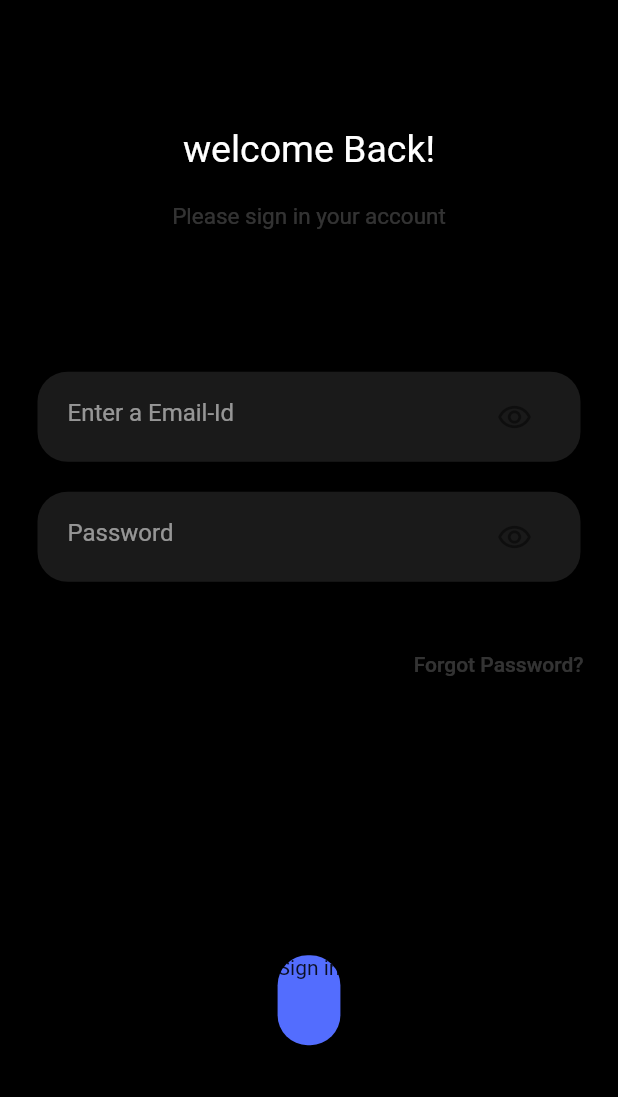
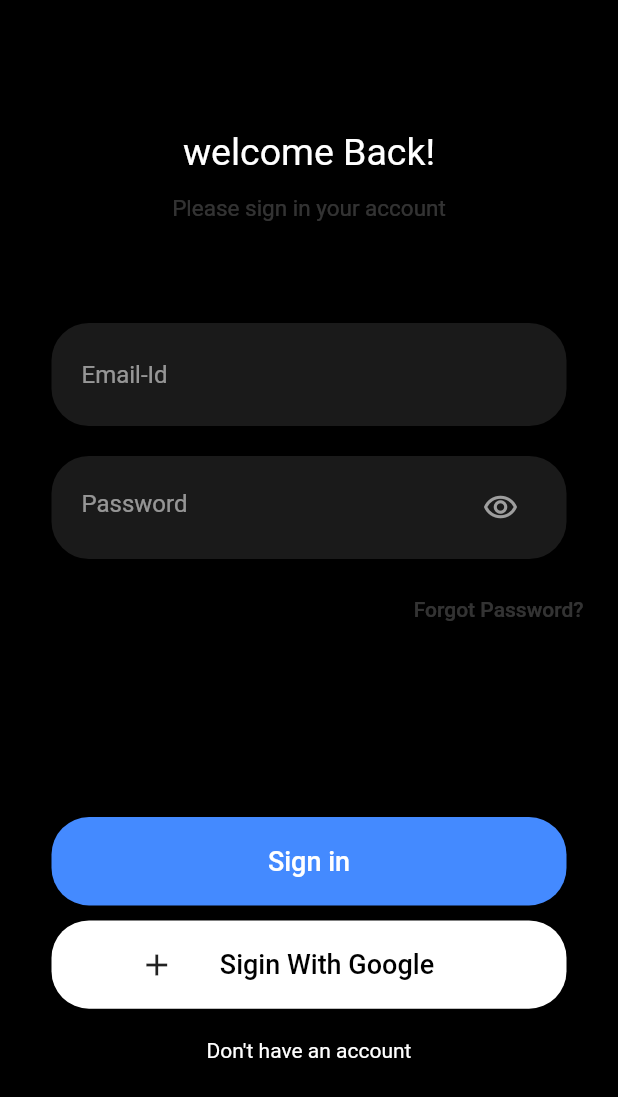
Before and after one commit to hitarthparmar0412/practical, a Flutter app: the LoginPage screen opened directly, on a phone screen of 412 x 824 dp. Shown: the top 1097 px of the screen. Run offline on Flutter 3.47's test engine with Material 2 defaults, Android fonts, the phone set to English and light mode, and no system bars; network calls fail.

Commit message:
login page

```diff
--- a/lib/Screen/login_page.dart
+++ b/lib/Screen/login_page.dart
@@ -2,6 +2,7 @@ import 'package:flutter/material.dart';
 import 'package:flutter/src/foundation/key.dart';
 import 'package:flutter/src/widgets/framework.dart';
 import 'package:flutter/widgets.dart';
+import 'package:technource/widgets/comman_button.dart';
 
 import '../widgets/login_textfield.dart';
 
@@ -18,24 +19,26 @@ class _LoginPageState extends State<LoginPage> {
   @override
   Widget build(BuildContext context) {
     return Scaffold(
-        backgroundColor: Colors.black,
-        body: Padding(
-          padding: const EdgeInsets.symmetric(horizontal: 15),
+      backgroundColor: Colors.black,
+      body: SafeArea(
+        child: Padding(
+          padding: const EdgeInsets.symmetric(horizontal: 15, vertical: 30),
           child: Column(
             crossAxisAlignment: CrossAxisAlignment.center,
             // mainAxisAlignment: MainAxisAlignment.spaceBetween,
             children: [
-              Spacer(
+              const Spacer(
                 flex: 4,
               ),
               const Text(
                 "welcome Back!",
+                textAlign: TextAlign.center,
                 style: TextStyle(
                   fontSize: 25,
                   color: Colors.white,
                 ),
               ),
-              Spacer(
+              const Spacer(
                 flex: 1,
               ),
               Text(
@@ -45,19 +48,20 @@ class _LoginPageState extends State<LoginPage> {
                   color: Colors.white.withOpacity(0.2),
                 ),
               ),
-              Spacer(
+              const Spacer(
                 flex: 4,
               ),
               LoginTextfield(
                 controller: _emailController,
-                hintText: 'Enter a Email-Id',
+                hintText: 'Email-Id',
               ),
               LoginTextfield(
                 controller: _passwordController,
                 hintText: 'Password',
-              ),
-              Spacer(
-                flex: 1,
+                icon: const Icon(
+                  Icons.remove_red_eye_outlined,
+                  color: Colors.grey,
+                ),
               ),
               Align(
                 alignment: Alignment.centerRight,
@@ -69,26 +73,46 @@ class _LoginPageState extends State<LoginPage> {
                   onPressed: () {},
                 ),
               ),
-              Spacer(
+              const Spacer(
                 flex: 8,
               ),
-              Container(
-                child: Text("Sign in"),
-                decoration: BoxDecoration(
-                    borderRadius: BorderRadius.circular(20),
-                    color: Colors.indigoAccent),
-                height: 60,
+              Padding(
+                padding: const EdgeInsets.only(left: 10, right: 10),
+                child: CommanButton(
+                  text: "Sign in",
+                  visible: false,
+                  ontap: () {},
+                ),
               ),
-              Spacer(
+              const SizedBox(
+                height: 10,
+              ),
+              Padding(
+                padding: const EdgeInsets.only(left: 10, right: 10),
+                child: CommanButton(
+                    ontap: () {}, text: "Sigin With Google", visible: true),
+              ),
+              const SizedBox(
+                height: 20,
+              ),
+              const Text(
+                "Don't have an account",
+                style: TextStyle(
+                  color: Colors.white,
+                ),
+              ),
+              const Spacer(
                 flex: 1,
               ),
               Container(),
-              Spacer(flex: 2),
-              Spacer(
+              const Spacer(flex: 2),
+              const Spacer(
                 flex: 3,
               )
             ],
           ),
-        ));
+        ),
+      ),
+    );
   }
 }
--- a/lib/Screen/splash_screen.dart
+++ b/lib/Screen/splash_screen.dart
@@ -1,5 +1,5 @@
-import 'dart:ui';
 import 'package:flutter/material.dart';
+import 'package:technource/Screen/login_page.dart';
 
 class SplashScreen extends StatefulWidget {
   SplashScreen({Key? key}) : super(key: key);
@@ -66,7 +66,10 @@ class _SplashScreenState extends State<SplashScreen> {
                     height: 40,
                   ),
                   GestureDetector(
-                    onTap: () {},
+                    onTap: () {
+                      Navigator.push(context,
+                          MaterialPageRoute(builder: (context) => LoginPage()));
+                    },
                     child: Container(
                       height: MediaQuery.of(context).size.width / 5.5,
                       width: MediaQuery.of(context).size.width / 1.1,
--- /dev/null
+++ b/lib/widgets/comman_button.dart
@@ -0,0 +1,49 @@
+import 'package:flutter/material.dart';
+
+class CommanButton extends StatelessWidget {
+  const CommanButton(
+      {Key? key,
+      required this.text,
+      required this.visible,
+      required this.ontap})
+      : super(key: key);
+  final String text;
+  final bool visible;
+  final Function() ontap;
+  @override
+  Widget build(BuildContext context) {
+    return GestureDetector(
+      onTap: ontap,
+      child: Container(
+        width: MediaQuery.of(context).size.width / 1.2,
+        height: MediaQuery.of(context).size.width / 7,
+        decoration: BoxDecoration(
+          borderRadius: BorderRadius.circular(25),
+          color: visible ? Colors.white : Colors.blueAccent,
+        ),
+        child: Row(
+          mainAxisAlignment: MainAxisAlignment.center,
+          children: <Widget>[
+            if (visible == true) Icon(Icons.add),
+            Align(
+              alignment: Alignment.center,
+              child: Padding(
+                padding:
+                    const EdgeInsets.symmetric(horizontal: 30, vertical: 15),
+                child: Text(
+                  text,
+                  textAlign: TextAlign.center,
+                  style: TextStyle(
+                    color: visible ? Colors.black : Colors.white,
+                    fontWeight: FontWeight.w500,
+                    fontSize: 18,
+                  ),
+                ),
+              ),
+            ),
+          ],
+        ),
+      ),
+    );
+  }
+}
--- a/lib/widgets/login_textfield.dart
+++ b/lib/widgets/login_textfield.dart
@@ -5,10 +5,12 @@ import 'package:flutter/widgets.dart';
 import 'package:flutter/material.dart';
 
 class LoginTextfield extends StatelessWidget {
-  LoginTextfield({Key? key, required this.controller, required this.hintText})
+  LoginTextfield(
+      {Key? key, required this.controller, required this.hintText, this.icon})
       : super(key: key);
   final TextEditingController controller;
   final String hintText;
+  final Widget? icon;
 
   @override
   Widget build(BuildContext context) {
@@ -16,10 +18,11 @@ class LoginTextfield extends StatelessWidget {
       padding: const EdgeInsets.symmetric(horizontal: 10, vertical: 10),
       child: Container(
         alignment: Alignment.center,
-        height: 60,
+        height: MediaQuery.of(context).size.width / 6,
+        width: MediaQuery.of(context).size.width / 1.2,
         decoration: BoxDecoration(
             color: Colors.white.withOpacity(0.1),
-            borderRadius: BorderRadius.circular(20)),
+            borderRadius: BorderRadius.circular(25)),
         child: Padding(
           padding: const EdgeInsets.symmetric(horizontal: 20),
           child: TextFormField(
@@ -28,7 +31,7 @@ class LoginTextfield extends StatelessWidget {
               color: Colors.white,
             ),
             decoration: InputDecoration(
-              suffixIcon: Icon(Icons.remove_red_eye_outlined),
+              suffixIcon: icon,
               border: InputBorder.none,
               hintText: hintText,
               hintStyle: const TextStyle(
```
